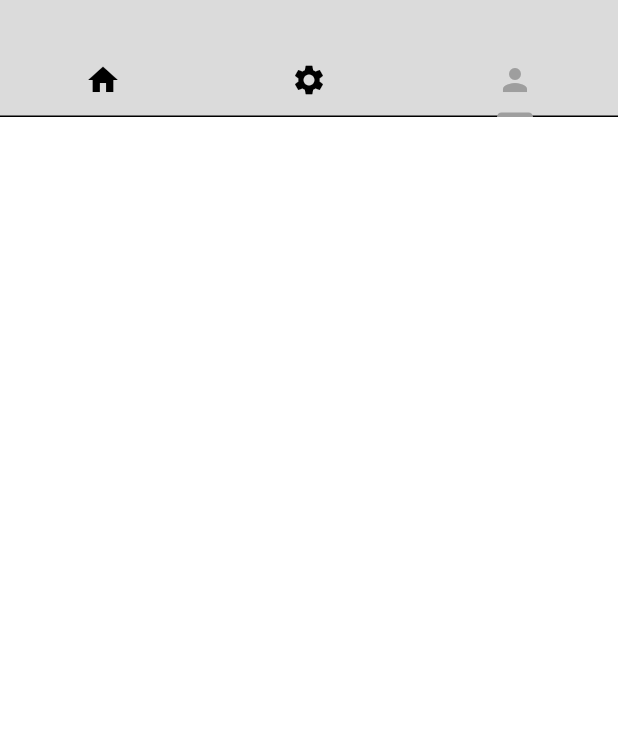
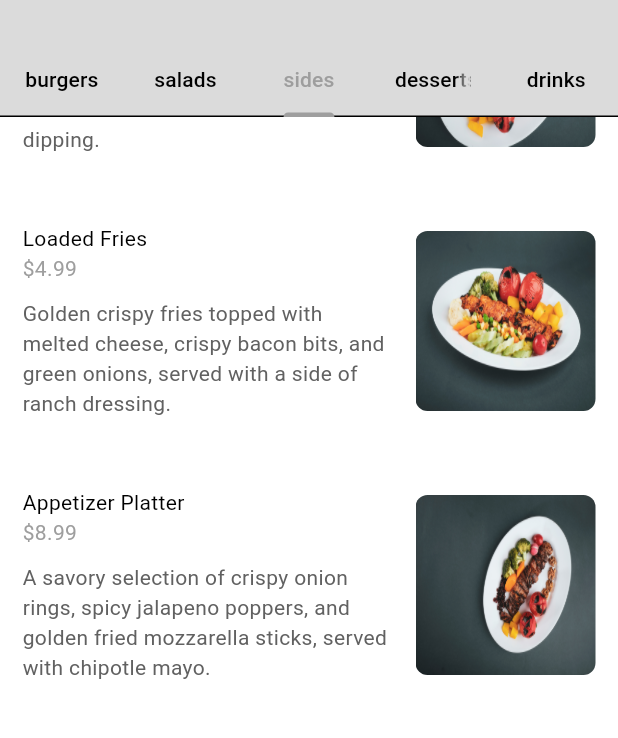
Before and after one commit to usamasultan2018/Food-Delivery-App, a Flutter app: the HomeScreen screen opened directly, tab 3 chosen, scrolled down 350 dp, on a phone screen of 412 x 824 dp, the part 63-801 px from its top. Run offline on Flutter 3.47's test engine with Material 3 defaults, Android fonts, the phone set to English and light mode, and no system bars; our stand-ins replace firebase_core; accounts and stored records are empty.

Commit message:
adds filter of categoory and design detail page

```diff
--- /dev/null
+++ b/lib/components/my_food_tile.dart
@@ -0,0 +1,59 @@
+import 'package:flutter/material.dart';
+import 'package:food_delivery_app/model/food_model.dart';
+class MyFoodTile extends StatelessWidget {
+  final FoodModel foodModel;
+  final void Function()? onTap;
+  const MyFoodTile({super.key, required this.foodModel, this.onTap});
+
+  @override
+  Widget build(BuildContext context) {
+    var width = MediaQuery.of(context).size.width;
+    return Padding(
+      padding: const EdgeInsets.all(15.0),
+      child: Column(
+        mainAxisAlignment: MainAxisAlignment.start,
+        crossAxisAlignment: CrossAxisAlignment.start,
+        children: [
+          GestureDetector(
+            onTap: onTap,
+            child:Row(
+              children: [
+                Expanded(
+                    child: Column(
+                  crossAxisAlignment: CrossAxisAlignment.start,
+                  children: [
+                    Text(foodModel.name),
+                    Text('\$${foodModel.price}',style: TextStyle(
+                      color: Theme.of(context).colorScheme.primary
+                    ),),
+                    SizedBox(height: 10,),
+                    Text(foodModel.description,style: TextStyle(
+                        color: Theme.of(context).colorScheme.inversePrimary
+                    ),),
+                  ],
+                )),
+                SizedBox(width: 15,),
+                Container(
+                  height: 120,
+                  width: 120,
+                  decoration: BoxDecoration(
+                    borderRadius: BorderRadius.circular(8),
+                    image: DecorationImage(
+                      fit: BoxFit.fill,
+                      image: AssetImage(foodModel.imagePath)
+                    )
+                  ),
+                )
+              ],
+            ),
+          ),
+          Divider(
+            color: Theme.of(context).colorScheme.tertiary,
+            endIndent: 25,
+            indent: 25,
+          )
+        ],
+      ),
+    );
+  }
+}
--- a/lib/components/my_tabbar.dart
+++ b/lib/components/my_tabbar.dart
@@ -1,24 +1,23 @@
 import 'package:flutter/material.dart';
+import 'package:food_delivery_app/model/food_model.dart';
 class MyTabBar extends StatelessWidget {
   final TabController controller ;
   const MyTabBar({super.key, required this.controller});
+
+  List<Tab> _buildCategories(){
+    return FoodCategory.values.map((value) {
+      return Tab(
+        text: value.toString().split('.').last,
+      );
+    }).toList();
+  }
 
   @override
   Widget build(BuildContext context) {
     return Container(
       child: TabBar(
         controller: controller,
-        tabs: [
-          Tab(
-            icon: Icon(Icons.home),
-          ),
-          Tab(
-            icon: Icon(Icons.settings),
-          ),
-          Tab(
-            icon: Icon(Icons.person),
-          )
-        ],
+        tabs: _buildCategories(),
       ),
     );
   }
--- a/lib/main.dart
+++ b/lib/main.dart
@@ -5,6 +5,7 @@ import 'package:food_delivery_app/themes/light_mode.dart';
 import 'package:food_delivery_app/view/auth/login_or_signup.dart';
 import 'package:food_delivery_app/view/login/login_screen.dart';
 import 'package:food_delivery_app/view/sign_up/sign_up_screen.dart';
+import 'package:food_delivery_app/view_model/restaurant_controller/restaurant_controller.dart';
 import 'package:food_delivery_app/view_model/theme/theme_controller.dart';
 import 'package:provider/provider.dart';
 
@@ -26,6 +27,7 @@ class MyApp extends StatelessWidget {
 
       providers: [
         ChangeNotifierProvider(create: (_)=>ThemeController()),
+        ChangeNotifierProvider(create: (_)=>RestaurantController()),
       ],
       child:Consumer<ThemeController>(
         builder: (BuildContext context, ThemeController value, Widget? child) {
--- a/lib/view/home/home_screen.dart
+++ b/lib/view/home/home_screen.dart
@@ -2,8 +2,13 @@ import 'package:flutter/material.dart';
 import 'package:food_delivery_app/components/my_current_location.dart';
 import 'package:food_delivery_app/components/my_decription_box.dart';
 import 'package:food_delivery_app/components/my_drawer.dart';
+import 'package:food_delivery_app/components/my_food_tile.dart';
 import 'package:food_delivery_app/components/my_sliver_appbar.dart';
 import 'package:food_delivery_app/components/my_tabbar.dart';
+import 'package:food_delivery_app/model/food_model.dart';
+import 'package:food_delivery_app/view/home/food_detail/food_detail_screen.dart';
+import 'package:food_delivery_app/view_model/restaurant_controller/restaurant_controller.dart';
+import 'package:provider/provider.dart';
 
 class HomeScreen extends StatefulWidget {
   const HomeScreen({super.key});
@@ -12,27 +17,55 @@ class HomeScreen extends StatefulWidget {
   State<HomeScreen> createState() => _HomeScreenState();
 }
 
-class _HomeScreenState extends State<HomeScreen> with SingleTickerProviderStateMixin {
+class _HomeScreenState extends State<HomeScreen>
+    with SingleTickerProviderStateMixin {
   late TabController controller;
 
   @override
   void initState() {
     // TODO: implement initState
     super.initState();
-    controller= TabController(length: 3, vsync: this);
+    controller = TabController(length: FoodCategory.values.length, vsync: this);
   }
+
   @override
   void dispose() {
     // TODO: implement dispose
     super.dispose();
     controller.dispose();
   }
+
+  List<FoodModel> _filterMenuByCategories(
+    FoodCategory category,
+    List<FoodModel> menu,
+  ) {
+    return menu.where((food) => food.category == category).toList();
+  }
+
+  List<Widget> getFoodInThisCategory(List<FoodModel> fullMenu) {
+    return FoodCategory.values.map((category) {
+      List<FoodModel> categoryMenu =
+          _filterMenuByCategories(category, fullMenu);
+      return ListView.builder(
+        padding: EdgeInsets.zero,
+          itemCount: categoryMenu.length,
+          physics: NeverScrollableScrollPhysics(),
+          itemBuilder: (context, index) {
+            return MyFoodTile(foodModel: categoryMenu[index],onTap: (){
+              Navigator.push(context, MaterialPageRoute(builder: (ctx){
+                return FoodDetailScreen(foodModel: categoryMenu[index]);
+              }));
+            },);
+          });
+    }).toList();
+  }
+
   Widget build(BuildContext context) {
     return Scaffold(
       drawer: MyDrawer(),
       body: NestedScrollView(
-        headerSliverBuilder: (BuildContext context, bool innerBoxIsScrolled) =>
-            [
+          headerSliverBuilder:
+              (BuildContext context, bool innerBoxIsScrolled) => [
                     MySliverAppBar(
                         child: Column(
                           crossAxisAlignment: CrossAxisAlignment.start,
@@ -49,18 +82,18 @@ class _HomeScreenState extends State<HomeScreen> with SingleTickerProviderStateM
                             MyDescriptionBox(),
                           ],
                         ),
-              title:MyTabBar(controller: controller,))
+                        title: MyTabBar(
+                          controller: controller,
+                        ))
                   ],
-        body:TabBarView(
+          body: Consumer<RestaurantController>(
+            builder: (BuildContext context, RestaurantController value,
+                Widget? child) {
+              return TabBarView(
                   controller: controller,
-          children: [
-            Text("Home"),
-            Text("Settings"),
-            Text('Persson'),
-          ],
-
-        )
-      ),
+                  children: getFoodInThisCategory(value.menu));
+            },
+          )),
     );
   }
 }
--- a/lib/model/restaurant_model.dart
+++ b/lib/view_model/restaurant_controller/restaurant_controller.dart
@@ -1,6 +1,8 @@
-import 'food_model.dart';
+import 'package:flutter/material.dart';
 
-class RestaurantModel {
+import '../../model/food_model.dart';
+
+class RestaurantController extends ChangeNotifier {
   final List<FoodModel> _menu = [
     FoodModel(category: FoodCategory.burgers,
         availableAddon: [
@@ -86,7 +88,7 @@ class RestaurantModel {
         ],
         name: "Cheesy Garlic Bread",
         description: "Warm and crispy garlic breadsticks topped with melted cheese and served with marinara sauce for dipping.",
-        imagePath: "assets/sides/side_1.jpg",
+        imagePath: "assets/sides/sides_1.jpg",
         price: 5.99
     ),
     FoodModel(
```
Also changed, not shown: lib/view/home/food_detail/food_detail_screen.dart (added, +92 -0 lines). Lines whose indentation alone changed are shown as unchanged.
